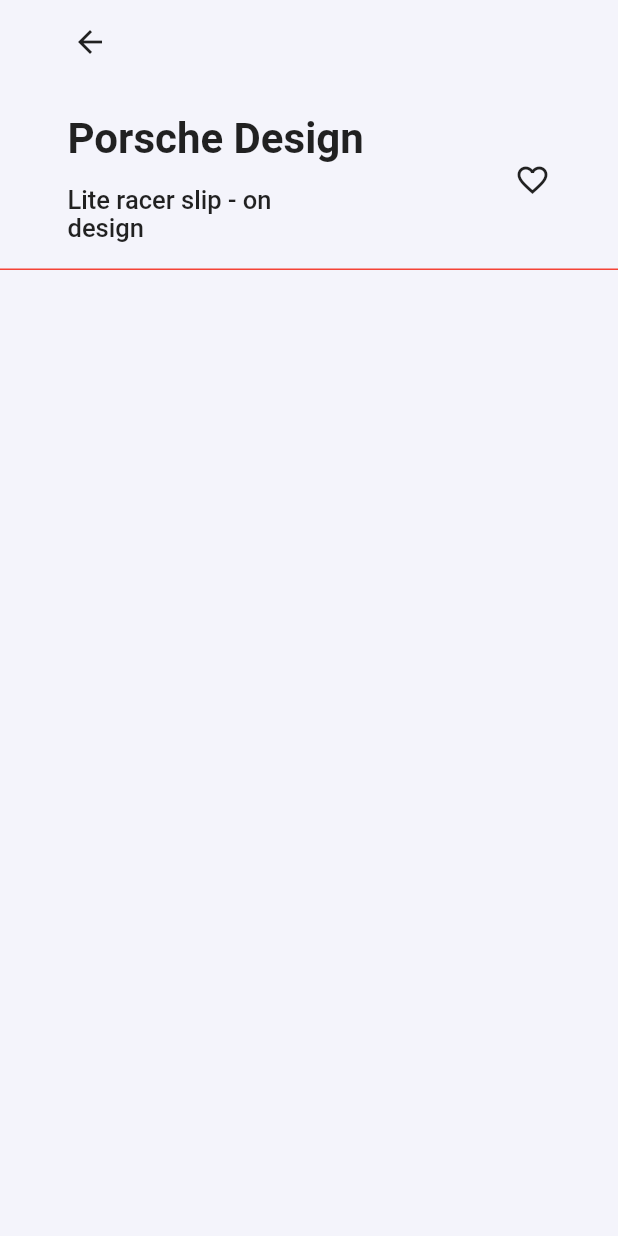
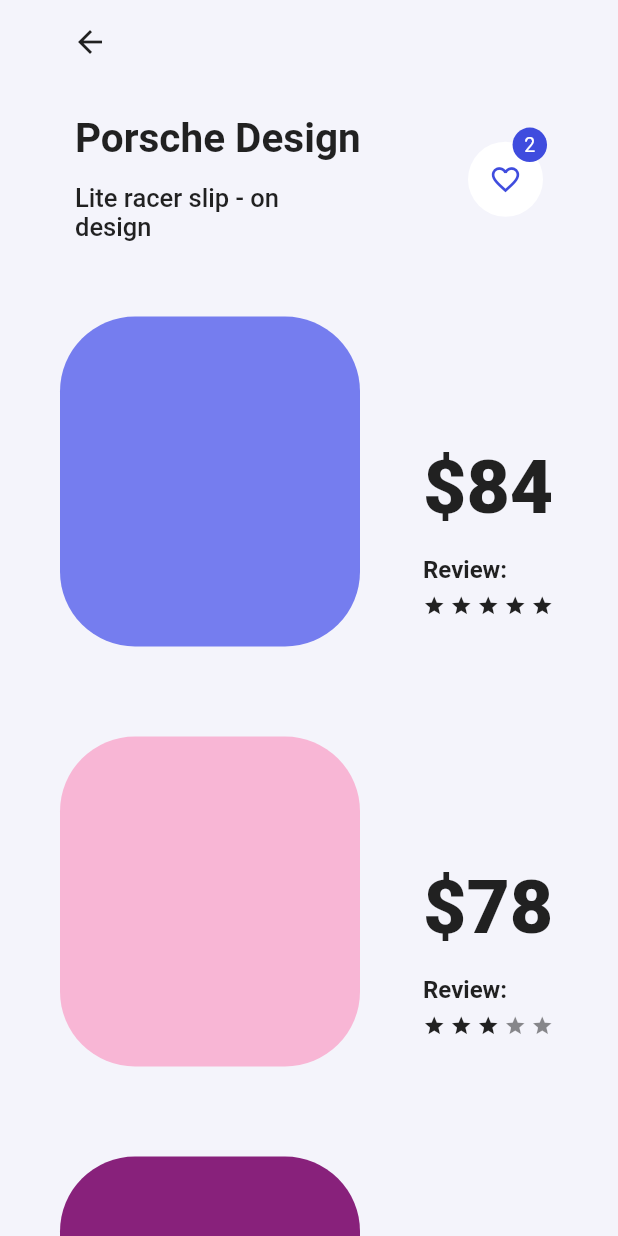
Before and after one commit to marcedroid/flutter_d2f-ecommerce-list, a Flutter app: the screen it shows after launch, on a phone screen of 412 x 824 dp. Run offline on Flutter 3.47's test engine with Material 2 defaults, Android fonts, the phone set to English and light mode, and no system bars.

Commit message:
Avances listado

```diff
--- a/lib/header.dart
+++ b/lib/header.dart
@@ -1,4 +1,5 @@
 import 'package:flutter/material.dart';
+import 'project_config.dart';
 
 class Header extends StatelessWidget{
 
@@ -12,7 +13,7 @@ class Header extends StatelessWidget{
           "Porsche Design",
           style: TextStyle(
             fontWeight: FontWeight.w700,
-            fontSize: 28.0,
+            fontSize: 27.0,
             color: Colors.black87
           ),
         ),
@@ -36,8 +37,42 @@ class Header extends StatelessWidget{
     );
 
     final buttom =  Center(
-      child: InkWell(
-        child: Icon(Icons.favorite_border),
+      child: Stack(
+        alignment: AlignmentDirectional(1.2, -1.7),
+        children: <Widget>[
+          Container(
+            width: 50.0,
+            height: 50.0,
+            decoration: BoxDecoration(
+                color: Colors.white,
+                shape: BoxShape.circle
+            ),
+            child: InkWell(
+              child: Icon(
+                Icons.favorite_border,
+                size: 22.0,
+                color: const Color(ProjectConfig.clBlue),
+              ),
+            ),
+          ),
+
+          Container(
+            width: 23.0,
+            height: 23.0,
+            alignment: Alignment(0.0, 0.0),
+            decoration: BoxDecoration(
+              color: const Color(ProjectConfig.clBlue),
+              shape: BoxShape.circle
+            ),
+            child: Text(
+                2.toString(),
+              style: TextStyle(
+                color: Colors.white,
+                fontSize: 13.0
+              ),
+            ),
+          )
+        ],
       ),
     );
 
@@ -46,12 +81,12 @@ class Header extends StatelessWidget{
         width: double.infinity,
         padding: EdgeInsets.only(
           top: 20.0,
-          right: 45.0,
-          bottom: 15.0,
-          left: 45.0
+          right: 50.0,
+          bottom: 20.0,
+          left: 50.0
         ),
         decoration: BoxDecoration(
-          border: Border(bottom: BorderSide(color: Colors.red, width: 1.0))
+          color: const Color(ProjectConfig.clBg)
         ),
         child: Row(
           mainAxisAlignment: MainAxisAlignment.spaceBetween,
--- a/lib/main.dart
+++ b/lib/main.dart
@@ -1,6 +1,7 @@
 import 'package:flutter/material.dart';
 import 'project_config.dart';
 import 'header.dart';
+import 'shoes_item_list.dart';
 
 void main() => runApp(MyApp());
 
@@ -14,10 +15,10 @@ class MyApp extends StatelessWidget {
         primarySwatch: Colors.grey
       ),
       home: Scaffold(
-        backgroundColor: const Color(ProjectConfig.bgColor),
+        backgroundColor: const Color(ProjectConfig.clBg),
         appBar: AppBar(
           elevation: 0.0,
-          backgroundColor: const Color(ProjectConfig.bgColor),
+          backgroundColor: const Color(ProjectConfig.clBg),
           leading: Builder(
             builder: (BuildContext context) {
               return Container(
@@ -35,7 +36,8 @@ class MyApp extends StatelessWidget {
         ),
         body: Stack(
           children: <Widget>[
-            Header()
+            ShoesItemList(),
+            Header(),
           ],
         )
       )
--- a/lib/project_config.dart
+++ b/lib/project_config.dart
@@ -1,3 +1,9 @@
 class ProjectConfig{
-  static const int bgColor = 0xFFF4F4Fb;
+  static const int clBg = 0xFFF4F4FB;
+  static const int clBlue = 0xFF3f4cde;
+  static const int clPurple = 0xFF757def;
+  static const int clPink = 0xFFf8b6d5;
+  static const int clWine = 0xFF88217b;
+  static const int clOrange = 0xFFf68939;
+  static const int clGreen = 0xFF37ec61;
 }
--- /dev/null
+++ b/lib/shoes_item.dart
@@ -0,0 +1,83 @@
+import 'package:flutter/material.dart';
+import 'stars_generator.dart';
+
+class ShoesItem extends StatelessWidget{
+
+  final String imagePath;
+  final int dataColor;
+  final dataStars;
+  final dataPrice;
+
+  ShoesItem(this.dataColor, this.imagePath, this.dataStars, this.dataPrice);
+
+  @override
+  Widget build(BuildContext context) {
+
+    final render = SizedBox(
+      width: double.infinity,
+      child: Container(
+        margin: EdgeInsets.symmetric(horizontal: 40.0),
+        child: Row(
+          mainAxisAlignment: MainAxisAlignment.spaceBetween,
+          crossAxisAlignment: CrossAxisAlignment.end,
+          children: <Widget>[
+            Stack(
+              children: <Widget>[
+                Container(
+                  margin: EdgeInsets.symmetric(vertical: 30.0),
+                  width: 200.0,
+                  height: 220.0,
+                  decoration: BoxDecoration(
+                    color: Color(dataColor),
+                    borderRadius: BorderRadius.all(Radius.circular(50.0))
+                  ),
+                )
+              ],
+            ),
+
+            Container(
+              margin: EdgeInsets.only(
+                  bottom: 50.0
+              ),
+              child: Column(
+                crossAxisAlignment: CrossAxisAlignment.start,
+                children: <Widget>[
+                  Container(
+                    margin: EdgeInsets.only(bottom: 15.0),
+                    child: Text(
+                      "\$$dataPrice",
+                      style: TextStyle(
+                        color: Colors.black87,
+                        fontSize: 50.0,
+                        fontWeight: FontWeight.w900,
+                      ),
+                    ),
+                  ),
+
+                  Container(
+                    margin: EdgeInsets.only(bottom: 7.0),
+                    child: Text(
+                      "Review:",
+                      style: TextStyle(
+                          color: Colors.black87,
+                          fontSize: 16.0,
+                          fontWeight: FontWeight.w700
+                      ),
+                    ),
+                  ),
+
+                  Row(
+                    children: List.generate(5, (index) => StarsGenerator(dataStars, index)),
+                  )
+                ],
+              ),
+            ),
+          ],
+        ),
+      ),
+    );
+
+    return render;
+  }
+
+}
--- /dev/null
+++ b/lib/shoes_item_list.dart
@@ -0,0 +1,29 @@
+import 'package:flutter/material.dart';
+import 'shoes_item.dart';
+import 'project_config.dart';
+
+class ShoesItemList extends StatelessWidget{
+
+  @override
+  Widget build(BuildContext context) {
+
+    final render = Container(
+      margin: EdgeInsets.only(
+        top: 125.0
+      ),
+      child: ListView(
+        scrollDirection: Axis.vertical,
+        children: <Widget>[
+          ShoesItem(ProjectConfig.clPurple,"assets/images/z-1.png", 5, 84),
+          ShoesItem(ProjectConfig.clPink,"assets/images/z-2.png", 3, 78),
+          ShoesItem(ProjectConfig.clWine,"assets/images/z-3.png", 5, 67),
+          ShoesItem(ProjectConfig.clOrange,"assets/images/z-4.png", 4, 93),
+          ShoesItem(ProjectConfig.clGreen,"assets/images/z-5.png", 5, 80),
+        ],
+      ),
+    );
+
+    return render;
+  }
+
+}
--- /dev/null
+++ b/lib/stars_generator.dart
@@ -0,0 +1,41 @@
+import 'package:flutter/material.dart';
+
+class StarsGenerator extends StatelessWidget {
+  final dataStars;
+  final dataIndex;
+
+  StarsGenerator(this.dataStars, this.dataIndex);
+
+  @override
+  Widget build(BuildContext context) {
+    Widget buildStar(int index) {
+      if (index >= dataStars) {
+        return Container(
+          margin: EdgeInsets.only(right: 3.0),
+          child: Icon(
+            Icons.star,
+            color: Colors.black45,
+            size: 15.0,
+          ));
+      } else if (index > dataStars - 1 && index < dataStars) {
+        return Container(
+          margin: EdgeInsets.only(right: 3.0),
+          child: Icon(
+            Icons.star_half,
+            color: Colors.black45,
+            size: 15.0,
+          ));
+      } else {
+        return Container(
+          margin: EdgeInsets.only(right: 3.0),
+          child: Icon(
+            Icons.star,
+            color: Colors.black87,
+            size: 15.0,
+          ));
+      }
+    }
+
+    return buildStar(dataIndex);
+  }
+}
```
